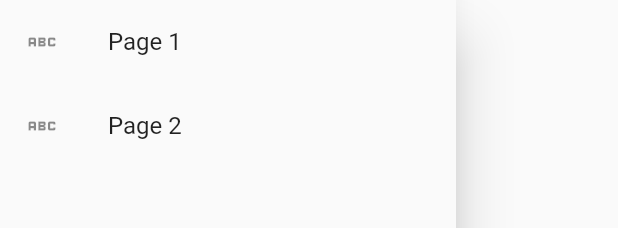
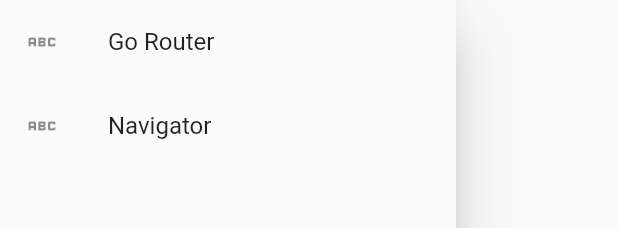
Before and after one commit to xenonv1/r2d, a Flutter app: the DrawerWidget widget shown alone on an empty page, opened directly, on a phone screen of 412 x 824 dp. Shown: the top 228 px of the screen. Run offline on Flutter 3.47's test engine with Material 2 defaults, Android fonts, the phone set to English and light mode, and no system bars; our stand-ins replace go_router.

Commit message:
added go_router for non-stack routing to the app

```diff
--- a/flutter/r2d/lib/DrawerWidget.dart
+++ b/flutter/r2d/lib/DrawerWidget.dart
@@ -1,23 +1,28 @@
-import "package:flutter/material.dart";
+import 'package:flutter/material.dart';
+import 'package:go_router/go_router.dart';
 
-import 'SecondRoute.dart';
+import 'NavigatorTestRoute.dart';
+
 
 class DrawerWidget extends StatelessWidget {
+  const DrawerWidget({super.key});
+
   @override
   Widget build(BuildContext context) {
     return Drawer(
       child: ListView(
         children: [
           ListTile(
-            leading: Icon(Icons.abc),
-            title: Text("Page 1"),
+            leading: const Icon(Icons.abc),
+            title: const Text("Go Router"),
+            onTap: () => context.go('/go-router-screen'),
           ),
           ListTile(
-            leading: Icon(Icons.abc),
-            title: Text("Page 2"),
+            leading: const Icon(Icons.abc),
+            title: const Text("Navigator"),
             onTap: () {
               Navigator.push(context,
-                  MaterialPageRoute(builder: ((context) => SecondRoute())));
+                  MaterialPageRoute(builder: ((context) => NavigatorTestRoute())));
             },
           ),
         ],
--- a/flutter/r2d/lib/SecondRoute.dart
+++ b/flutter/r2d/lib/NavigatorTestRoute.dart
@@ -1,6 +1,6 @@
 import 'package:flutter/material.dart';
 
-class SecondRoute extends StatelessWidget {
+class NavigatorTestRoute extends StatelessWidget {
   @override
   Widget build(BuildContext context) {
     return Scaffold(
--- a/flutter/r2d/lib/main.dart
+++ b/flutter/r2d/lib/main.dart
@@ -1,5 +1,7 @@
 import 'package:flutter/material.dart';
+import 'package:go_router/go_router.dart';
 
+import 'GoRouterRoute.dart';
 import 'server.dart';
 import 'StreamWidget.dart';
 import 'StreamBuilderWidget.dart';
@@ -13,19 +15,34 @@ void main() {
   runApp(const MyApp());
 }
 
+final GoRouter _router = GoRouter(
+  routes: <RouteBase>[
+    GoRoute(
+        path: '/',
+        builder: (BuildContext context, GoRouterState state) {
+          return const MyHomePage(title: 'R2D-App');
+        }),
+    GoRoute(
+        path: '/go-router-screen',
+        builder: (BuildContext context, GoRouterState state) {
+          return const GoRouterRoute();
+        })
+  ],
+);
+
 class MyApp extends StatelessWidget {
   const MyApp({super.key});
 
   // This widget is the root of your application.
   @override
   Widget build(BuildContext context) {
-    return MaterialApp(
+    return MaterialApp.router(
+      routerConfig: _router,
       title: 'R2D App',
       theme: ThemeData(
         // This is the theme of your application.
         primarySwatch: Colors.blue,
       ),
-      home: const MyHomePage(title: 'R2D App'),
     );
   }
 }
--- a/flutter/r2d/pubspec.yaml
+++ b/flutter/r2d/pubspec.yaml
@@ -35,6 +35,7 @@ dependencies:
   # Use with the CupertinoIcons class for iOS style icons.
   cupertino_icons: ^1.0.2
   web_socket_channel: ^2.4.0
+  go_router: ^7.1.1
 
 dev_dependencies:
   flutter_test:
```
Also changed, not shown: flutter/r2d/lib/GoRouterRoute.dart (added, +18 -0 lines), flutter/r2d/pubspec.lock.
